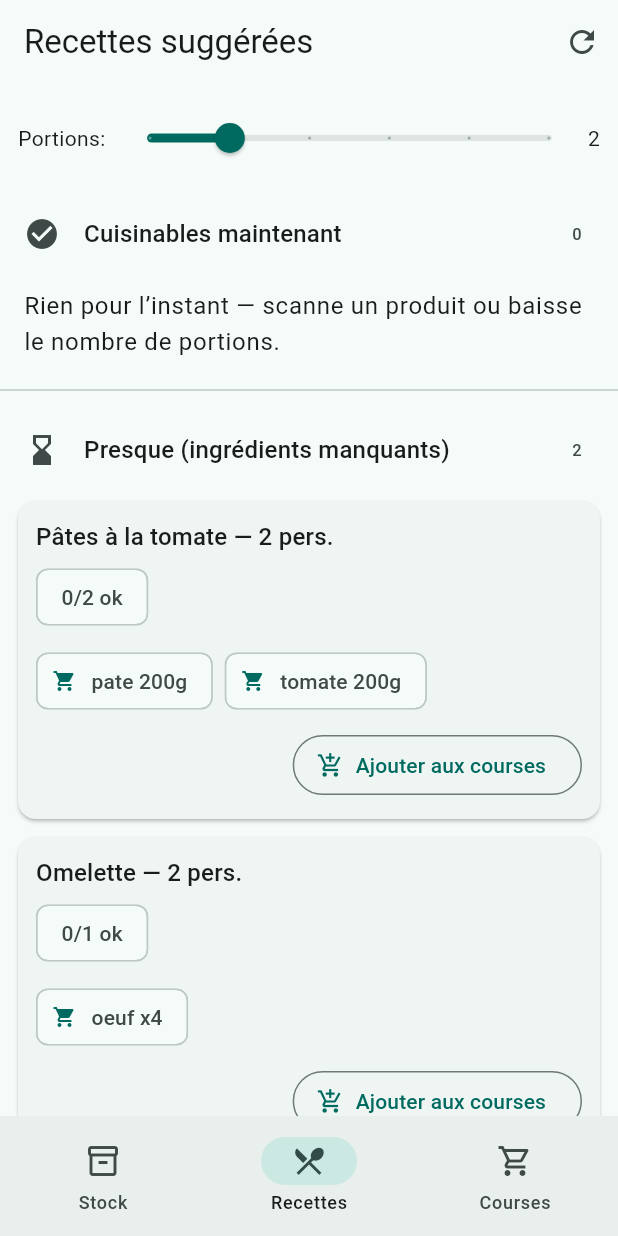
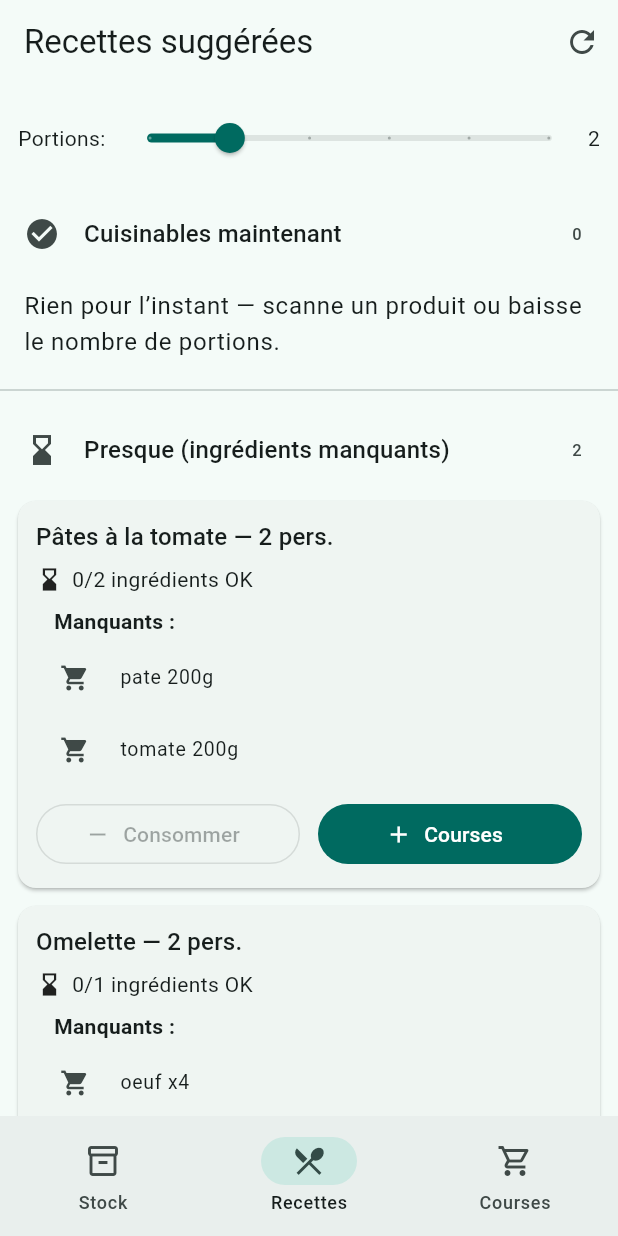
Before and after one commit to arkmy-duduf/miam9, a Flutter app: the screen it shows after launch, item 2 of the bottom bar chosen, on a phone screen of 412 x 824 dp. Run offline on Flutter 3.47's test engine with Material 3 defaults, Android fonts, the phone set to English and light mode, and no system bars; our stand-ins replace sqflite; missing offline and left inert: mobile_scanner; accounts and stored records are empty.

Commit message:
ui(recipes): cartes simplifiées avec boutons - Consommer / + Courses et liste claire des manquants

```diff
--- a/app/lib/main.dart
+++ b/app/lib/main.dart
@@ -696,34 +696,85 @@ class _SectionHeader extends StatelessWidget { final String title; final int cou
   @override Widget build(BuildContext context) { return ListTile(leading: Icon(icon), title: Text(title, style: Theme.of(context).textTheme.titleMedium), trailing: Text("$count")); }
 }
 class _RecipeCard extends StatelessWidget {
-  final SuggestResult res; final VoidCallback? onCook; final VoidCallback? onAddMissing;
+  final SuggestResult res;
+  final VoidCallback? onCook;
+  final VoidCallback? onAddMissing;
   const _RecipeCard({required this.res, this.onCook, this.onAddMissing, super.key});
-  @override Widget build(BuildContext context) {
-    final badge = "${res.ok}/${res.total} ok";
+
+  @override
+  Widget build(BuildContext context) {
+    // Liste compacte des besoins
+    final needs = <Widget>[];
+    if (res.missingLabels.isEmpty) {
+      needs.add(const ListTile(
+        dense: true,
+        leading: Icon(Icons.check_circle, size: 20),
+        title: Text("Tous les ingrédients sont disponibles"),
+      ));
+    } else {
+      needs.add(const Padding(
+        padding: EdgeInsets.only(bottom: 4, left: 12, right: 12),
+        child: Text("Manquants :", style: TextStyle(fontWeight: FontWeight.w600)),
+      ));
+      for (final m in res.missingLabels) {
+        needs.add(ListTile(
+          dense: true,
+          leading: const Icon(Icons.shopping_cart, size: 20),
+          title: Text(m),
+        ));
+      }
+    }
+
     return Card(
       margin: const EdgeInsets.symmetric(horizontal: 12, vertical: 6),
       child: Padding(
         padding: const EdgeInsets.all(12),
-        child: Column(crossAxisAlignment: CrossAxisAlignment.start, children: [
-          Text("${res.template.name} — ${res.people} pers.", style: Theme.of(context).textTheme.titleMedium),
-          const SizedBox(height: 4),
-          Row(children: [Chip(label: Text(badge)), const SizedBox(width: 8), if (res.cookable) const Chip(label: Text("Prêt à cuisiner"))]),
-          if (!res.cookable) ...[
+        child: Column(
+          crossAxisAlignment: CrossAxisAlignment.start,
+          children: [
+            // Titre
+            Text("${res.template.name} — ${res.people} pers.", style: Theme.of(context).textTheme.titleMedium),
+            const SizedBox(height: 6),
+            // Statut
+            Row(
+              children: [
+                Icon(res.cookable ? Icons.check_circle : Icons.hourglass_bottom, size: 18),
+                const SizedBox(width: 6),
+                Text(res.cookable ? "Cuisinable maintenant" : "${res.ok}/${res.total} ingrédients OK"),
+              ],
+            ),
             const SizedBox(height: 8),
-            Wrap(spacing: 8, runSpacing: 8, children: res.missingLabels.map((m) => Chip(avatar: const Icon(Icons.shopping_cart, size: 16), label: Text(m))).toList()),
+
+            // Liste des besoins / manquants
+            ...needs,
+
+            const SizedBox(height: 8),
+            // Barre d'action simplifiée
+            Row(
+              children: [
+                Expanded(
+                  child: OutlinedButton.icon(
+                    onPressed: res.cookable ? onCook : null,
+                    icon: const Icon(Icons.remove),
+                    label: const Text("Consommer"),
+                  ),
+                ),
+                const SizedBox(width: 12),
+                Expanded(
+                  child: FilledButton.icon(
+                    onPressed: (res.missingLabels.isNotEmpty && onAddMissing != null) ? onAddMissing : null,
+                    icon: const Icon(Icons.add),
+                    label: const Text("Courses"),
+                  ),
+                ),
+              ],
+            ),
           ],
-          const SizedBox(height: 8),
-          Row(children: [
-            if (res.cookable) FilledButton.icon(onPressed: onCook, icon: const Icon(Icons.restaurant), label: const Text("Cuisiner")),
-            const Spacer(),
-            if (onAddMissing != null) OutlinedButton.icon(onPressed: onAddMissing, icon: const Icon(Icons.add_shopping_cart), label: const Text("Ajouter aux courses")),
-          ]),
-        ]),
+        ),
       ),
     );
   }
 }
-
 /* ======================
    UI — Courses
    ====================== */
```
